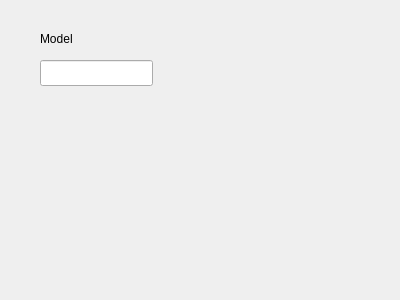
Before: the Qt Designer form models.ui in arekbr/Inwentaryzacja, drawn with Qt 5.
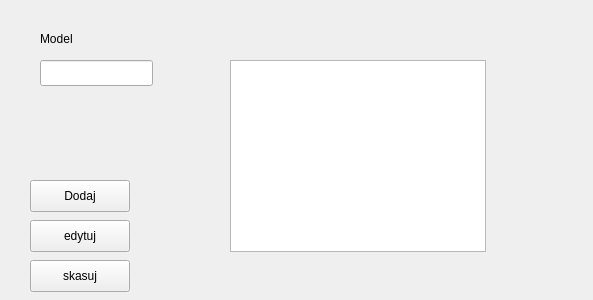
After: the same form once the commit is applied.

Commit message: dodane przyciski do mainwindow.ui

```diff
--- a/models.ui
+++ b/models.ui
@@ -6,7 +6,7 @@
    <rect>
     <x>0</x>
     <y>0</y>
-    <width>400</width>
+    <width>593</width>
     <height>300</height>
    </rect>
   </property>
@@ -36,6 +36,55 @@
     <string>Model</string>
    </property>
   </widget>
+  <widget class="QPushButton" name="pushButton_add">
+   <property name="geometry">
+    <rect>
+     <x>30</x>
+     <y>180</y>
+     <width>100</width>
+     <height>32</height>
+    </rect>
+   </property>
+   <property name="text">
+    <string>Dodaj</string>
+   </property>
+  </widget>
+  <widget class="QPushButton" name="pushButton_edit">
+   <property name="geometry">
+    <rect>
+     <x>30</x>
+     <y>220</y>
+     <width>100</width>
+     <height>32</height>
+    </rect>
+   </property>
+   <property name="text">
+    <string>edytuj</string>
+   </property>
+  </widget>
+  <widget class="QPushButton" name="pushButton_delete">
+   <property name="geometry">
+    <rect>
+     <x>30</x>
+     <y>260</y>
+     <width>100</width>
+     <height>32</height>
+    </rect>
+   </property>
+   <property name="text">
+    <string>skasuj</string>
+   </property>
+  </widget>
+  <widget class="QListView" name="listView">
+   <property name="geometry">
+    <rect>
+     <x>230</x>
+     <y>60</y>
+     <width>256</width>
+     <height>192</height>
+    </rect>
+   </property>
+  </widget>
  </widget>
  <resources/>
  <connections/>
```
The commit also changes 4 other files.
